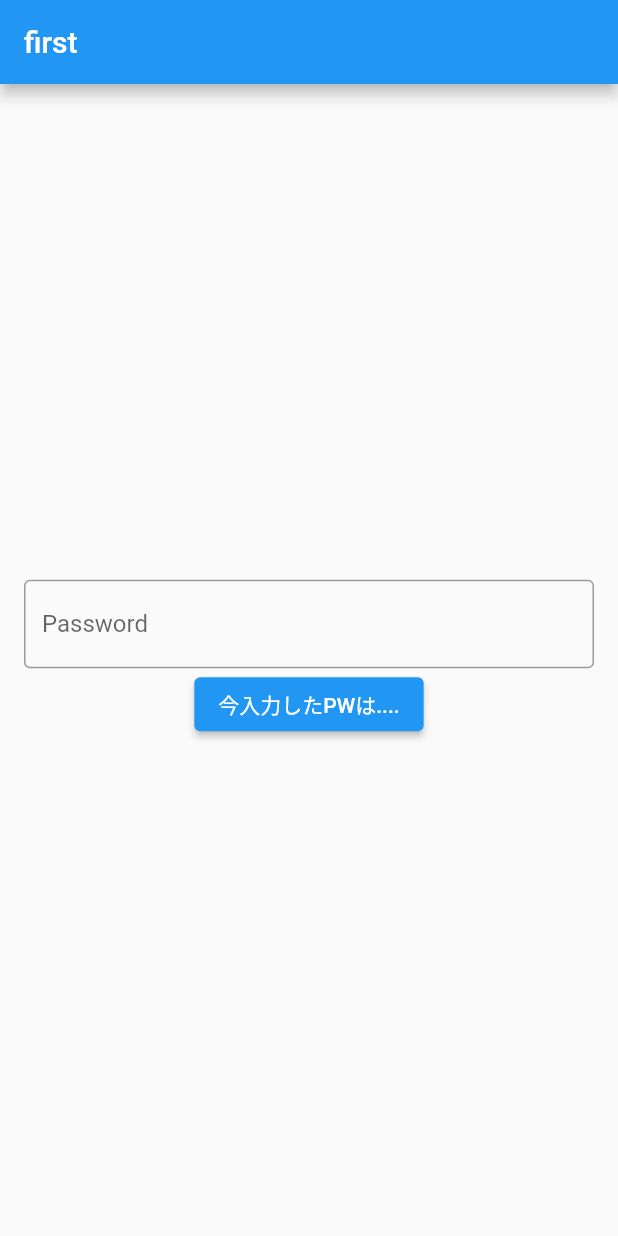
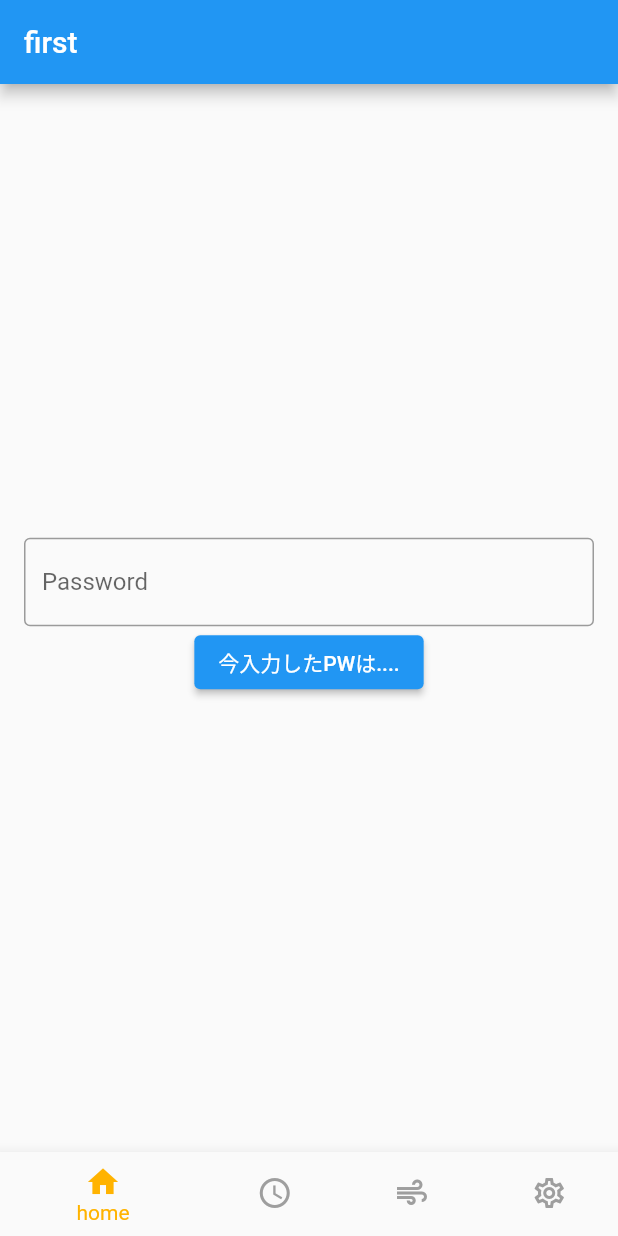
Before and after one commit to GawinGowin/flutter_train, a Flutter app: the screen it shows after launch, on a phone screen of 412 x 824 dp. Run offline on Flutter 3.47's test engine with Material 2 defaults, Android fonts, the phone set to English and light mode, and no system bars; our stand-ins replace flutter_riverpod.

Commit message:
add movable navbar

```diff
--- a/lib/main.dart
+++ b/lib/main.dart
@@ -1,23 +1,68 @@
 import 'package:flutter/material.dart';
+
+import 'package:flutter_riverpod/flutter_riverpod.dart';
+
 import 'package:flutter_train/first_page.dart';
+import 'package:flutter_train/second_page.dart';
+import 'package:flutter_train/third_page.dart';
+import 'package:flutter_train/fourth_page.dart';
+
 
 void main() {
-  runApp(const MyApp());
+  const app = MaterialApp(home: Rooter());
+  const scope = ProviderScope(child: app);
+  runApp(scope);
 }
 
-class MyApp extends StatelessWidget {
-  const MyApp({super.key});
+final indexProvider = StateProvider((ref){
+  return 0;
+});
 
-  // This widget is the root of your application.
+class Rooter extends ConsumerWidget {
+  const Rooter({super.key});
+
   @override
-  Widget build(BuildContext context) {
-    return MaterialApp(
-      title: 'Flutter Demo',
-      theme: ThemeData(
+  Widget build(BuildContext context, WidgetRef ref) {
+    final index = ref.watch(indexProvider);
+    const items = [
+      BottomNavigationBarItem(
+        icon: Icon(Icons.home),
+        label:"home"
+        ),
+      BottomNavigationBarItem(
+        icon: Icon(Icons.schedule),
+        label:"schedule"
+        ),
+      BottomNavigationBarItem(
+        icon: Icon(Icons.air),
+        label:"air"
+        ),
+      BottomNavigationBarItem(
+        icon: Icon(Icons.settings_outlined),
+        label:"s"
+        ),
+    ];
+    final bar = BottomNavigationBar(
+      items: items,
+      backgroundColor: Colors.grey[200],
+      selectedItemColor: Colors.amber[600],
+      unselectedItemColor: Colors.grey,
+      currentIndex: index,
+      onTap: (index){
+        ref.read(indexProvider.notifier).state = index;
+      },
+    );
 
-        primarySwatch: Colors.blue,
-      ),
-      home: FirstPage(),
+    final pages = [
+      FirstPage(),
+      SecondPage("temp"),
+      ThirdPage(),
+      FourthPage()
+    ];
+
+    return Scaffold(
+      body: pages[index],
+      bottomNavigationBar: bar,
     );
   }
 }
--- a/pubspec.yaml
+++ b/pubspec.yaml
@@ -35,6 +35,7 @@ dependencies:
   # The following adds the Cupertino Icons font to your application.
   # Use with the CupertinoIcons class for iOS style icons.
   cupertino_icons: ^1.0.2
+  flutter_riverpod: ^2.3.2
 
 dev_dependencies:
   flutter_test:
```
Also changed, not shown: pubspec.lock, 1 other file.
